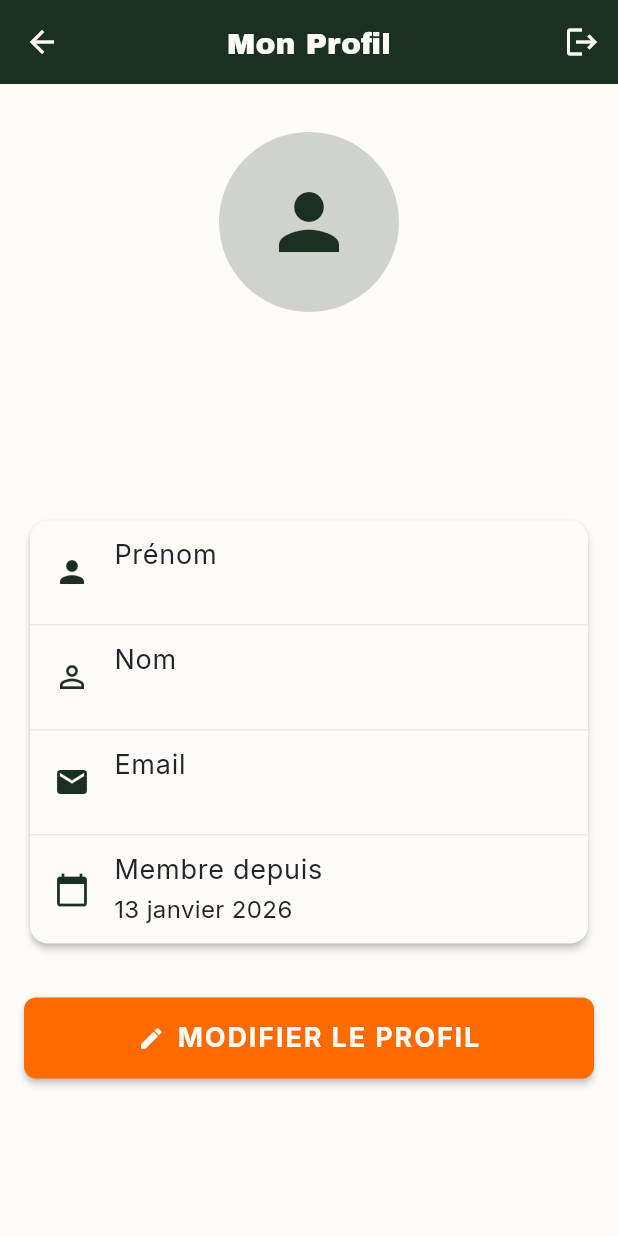
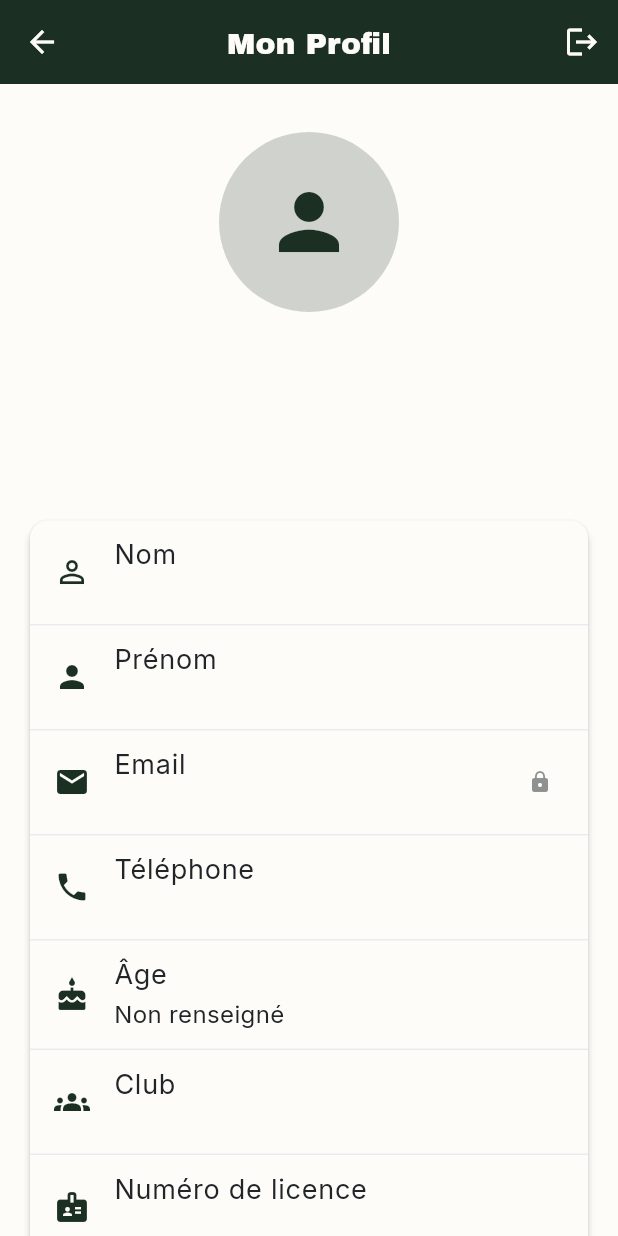
Before and after one commit to Gauthier-det/SAE_S5_mobile, a Flutter app: the ProfileScreen screen opened directly, on a phone screen of 412 x 824 dp. Run offline on Flutter 3.47's test engine with Material 3 defaults, Android fonts, the phone set to English and light mode, and no system bars; our stand-ins replace google_fonts, shared_preferences, sqflite; accounts and stored records are empty.

Commit message:
profile page

```diff
--- a/lib/features/auth/domain/repositories/auth_repository.dart
+++ b/lib/features/auth/domain/repositories/auth_repository.dart
@@ -38,6 +38,12 @@ abstract class AuthRepository {
   Future<User> updateProfile({
     String? firstName,
     String? lastName,
+    String? phoneNumber,
+    String? birthDate,
+    String? club,
+    String? licenceNumber,
+    String? ppsNumber,
+    String? chipNumber,
     String? profileImageUrl,
   });
 }
--- a/lib/features/auth/domain/user_auth.dart
+++ b/lib/features/auth/domain/user_auth.dart
@@ -8,6 +8,9 @@ class User {
   final String? birthDate;
   final String? phoneNumber;
   final String? licenceNumber;
+  final String? club;
+  final String? ppsNumber;
+  final String? chipNumber;
   final DateTime createdAt;
 
   User({
@@ -18,6 +21,9 @@ class User {
     this.birthDate,
     this.phoneNumber,
     this.licenceNumber,
+    this.club,
+    this.ppsNumber,
+    this.chipNumber,
     this.profileImageUrl,
     required this.createdAt,
   });
@@ -34,6 +40,9 @@ class User {
     String? birthDate,
     String? phoneNumber,
     String? licenceNumber,
+    String? club,
+    String? ppsNumber,
+    String? chipNumber,
     String? profileImageUrl,
     DateTime? createdAt,
   }) {
@@ -45,6 +54,9 @@ class User {
       birthDate: birthDate ?? this.birthDate,
       phoneNumber: phoneNumber ?? this.phoneNumber,
       licenceNumber: licenceNumber ?? this.licenceNumber,
+      club: club ?? this.club,
+      ppsNumber: ppsNumber ?? this.ppsNumber,
+      chipNumber: chipNumber ?? this.chipNumber,
       profileImageUrl: profileImageUrl ?? this.profileImageUrl,
       createdAt: createdAt ?? this.createdAt,
     );
@@ -60,6 +72,9 @@ class User {
       'birthDate': birthDate,
       'phoneNumber': phoneNumber,
       'licenceNumber': licenceNumber,
+      'club': club,
+      'ppsNumber': ppsNumber,
+      'chipNumber': chipNumber,
       'profileImageUrl': profileImageUrl,
       'createdAt': createdAt.toIso8601String(),
     };
@@ -75,6 +90,9 @@ class User {
       birthDate: json['birthDate'] as String?,
       phoneNumber: json['phoneNumber'] as String?,
       licenceNumber: json['licenceNumber'] as String?,
+      club: json['club'] as String?,
+      ppsNumber: json['ppsNumber'] as String?,
+      chipNumber: json['chipNumber'] as String?,
       profileImageUrl: json['profileImageUrl'] as String?,
       createdAt: DateTime.parse(json['createdAt'] as String),
     );
--- a/lib/features/user/presentation/user_detail_view.dart
+++ b/lib/features/user/presentation/user_detail_view.dart
@@ -1,6 +1,7 @@
 import 'package:flutter/material.dart';
 import 'package:provider/provider.dart';
 import '../../auth/presentation/providers/auth_provider.dart';
+import 'edit_profile_screen.dart';
 
 class ProfileScreen extends StatelessWidget {
   const ProfileScreen({super.key});
@@ -97,26 +98,67 @@ class ProfileScreen extends StatelessWidget {
                     child: Column(
                       children: [
                         ListTile(
+                          leading: Icon(Icons.person_outline, color: theme.colorScheme.primary),
+                          title: const Text('Nom'),
+                          subtitle: Text(user.lastName),
+                        ),
+                        const Divider(height: 1),
+                        ListTile(
                           leading: Icon(Icons.person, color: theme.colorScheme.primary),
                           title: const Text('Prénom'),
                           subtitle: Text(user.firstName),
                         ),
                         const Divider(height: 1),
                         ListTile(
-                          leading: Icon(Icons.person_outline, color: theme.colorScheme.primary),
-                          title: const Text('Nom'),
-                          subtitle: Text(user.lastName),
+                          leading: Icon(Icons.email, color: theme.colorScheme.primary),
+                          title: const Text('Email'),
+                          subtitle: Text(user.email),
+                          trailing: Icon(
+                            Icons.lock,
+                            size: 16,
+                            color: theme.colorScheme.onSurface.withValues(alpha: 0.5),
+                          ),
                         ),
                         const Divider(height: 1),
                         ListTile(
-                          leading: Icon(Icons.email, color: theme.colorScheme.primary),
-                          title: const Text('Email'),
-                          subtitle: Text(user.email),
+                          leading: Icon(Icons.phone, color: theme.colorScheme.primary),
+                          title: const Text('Téléphone'),
+                          subtitle: Text(user.phoneNumber ?? 'Non renseigné'),
+                        ),
+                        const Divider(height: 1),
+                        ListTile(
+                          leading: Icon(Icons.cake, color: theme.colorScheme.primary),
+                          title: const Text('Âge'),
+                          subtitle: Text(_calculateAge(user.birthDate)),
+                        ),
+                        const Divider(height: 1),
+                        ListTile(
+                          leading: Icon(Icons.groups, color: theme.colorScheme.primary),
+                          title: const Text('Club'),
+                          subtitle: Text(user.club ?? 'Non renseigné'),
+                        ),
+                        const Divider(height: 1),
+                        ListTile(
+                          leading: Icon(Icons.badge, color: theme.colorScheme.primary),
+                          title: const Text('Numéro de licence'),
+                          subtitle: Text(user.licenceNumber ?? 'Non renseigné'),
+                        ),
+                        const Divider(height: 1),
+                        ListTile(
+                          leading: Icon(Icons.numbers, color: theme.colorScheme.primary),
+                          title: const Text('Numéro PPS'),
+                          subtitle: Text(user.ppsNumber ?? 'Non renseigné'),
+                        ),
+                        const Divider(height: 1),
+                        ListTile(
+                          leading: Icon(Icons.memory, color: theme.colorScheme.primary),
+                          title: const Text('Numéro de puce'),
+                          subtitle: Text(user.chipNumber ?? 'Non renseigné'),
                         ),
                         const Divider(height: 1),
                         ListTile(
                           leading: Icon(Icons.calendar_today, color: theme.colorScheme.primary),
-                          title: const Text('Membre depuis'),
+                          title: const Text('Date de création du compte'),
                           subtitle: Text(
                             _formatDate(user.createdAt),
                           ),
@@ -133,10 +175,9 @@ class ProfileScreen extends StatelessWidget {
                   padding: const EdgeInsets.symmetric(horizontal: 16.0),
                   child: ElevatedButton.icon(
                     onPressed: () {
-                      // TODO: Navigate to edit profile screen
-                      ScaffoldMessenger.of(context).showSnackBar(
-                        const SnackBar(
-                          content: Text('Modification du profil à venir'),
+                      Navigator.of(context).push(
+                        MaterialPageRoute(
+                          builder: (context) => const EditProfileScreen(),
                         ),
                       );
                     },
@@ -164,4 +205,22 @@ class ProfileScreen extends StatelessWidget {
     ];
     return '${date.day} ${months[date.month - 1]} ${date.year}';
   }
+
+  String _calculateAge(String? birthDate) {
+    if (birthDate == null || birthDate.isEmpty) {
+      return 'Non renseigné';
+    }
+    try {
+      final birth = DateTime.parse(birthDate);
+      final now = DateTime.now();
+      int age = now.year - birth.year;
+      if (now.month < birth.month ||
+          (now.month == birth.month && now.day < birth.day)) {
+        age--;
+      }
+      return '$age ans';
+    } catch (e) {
+      return 'Non renseigné';
+    }
+  }
 }
```
Also changed, not shown: lib/features/auth/data/repositories/auth_repository_impl.dart (+12 -0 lines), lib/features/auth/presentation/providers/auth_provider.dart (+12 -0 lines), lib/features/user/presentation/edit_profile_screen.dart (added, +360 -0 lines).
